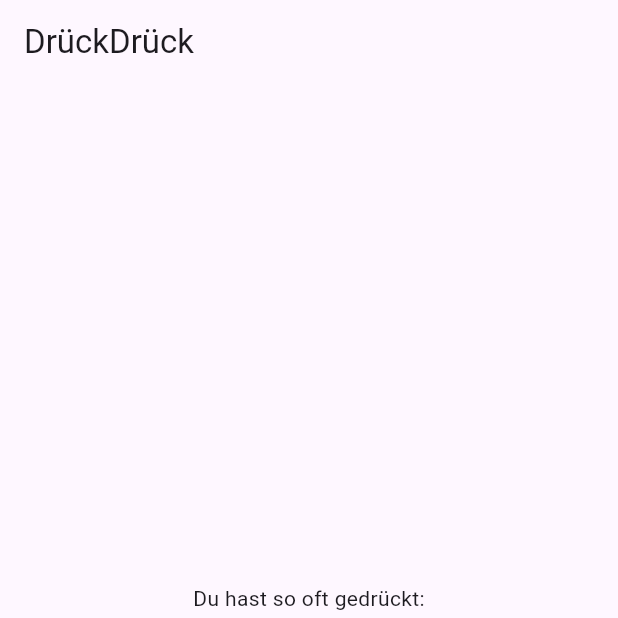
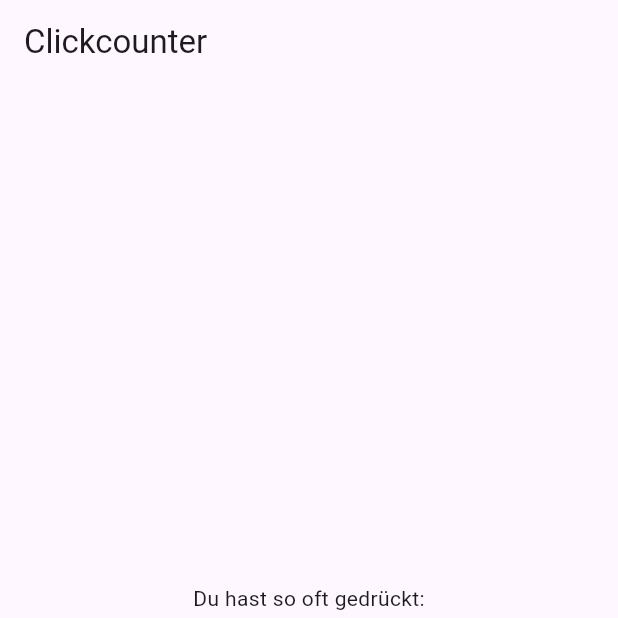
Before and after one commit to edwanh/coffee_card2, a Flutter app: the screen it shows after launch, on a phone screen of 412 x 824 dp, the top half of it. Run offline on Flutter 3.47's test engine with Material 3 defaults, Android fonts, the phone set to English and light mode, and no system bars.

Commit message:
Änderung6

```diff
--- a/lib/main.dart
+++ b/lib/main.dart
@@ -10,7 +10,7 @@ class MyApp extends StatelessWidget {
     return MaterialApp(
       home: Scaffold(
         appBar: AppBar(
-          title: Text('DrückDrück'),
+          title: Text('Clickcounter'),
         ),
         body: CounterWidget(),
       ),
```
